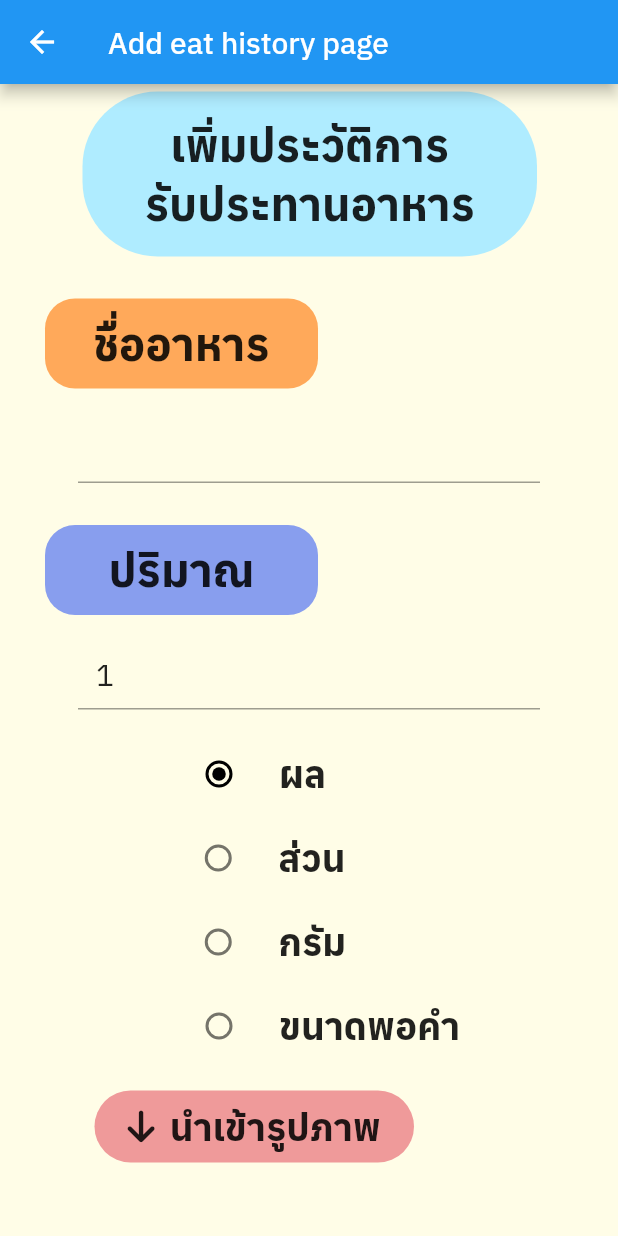
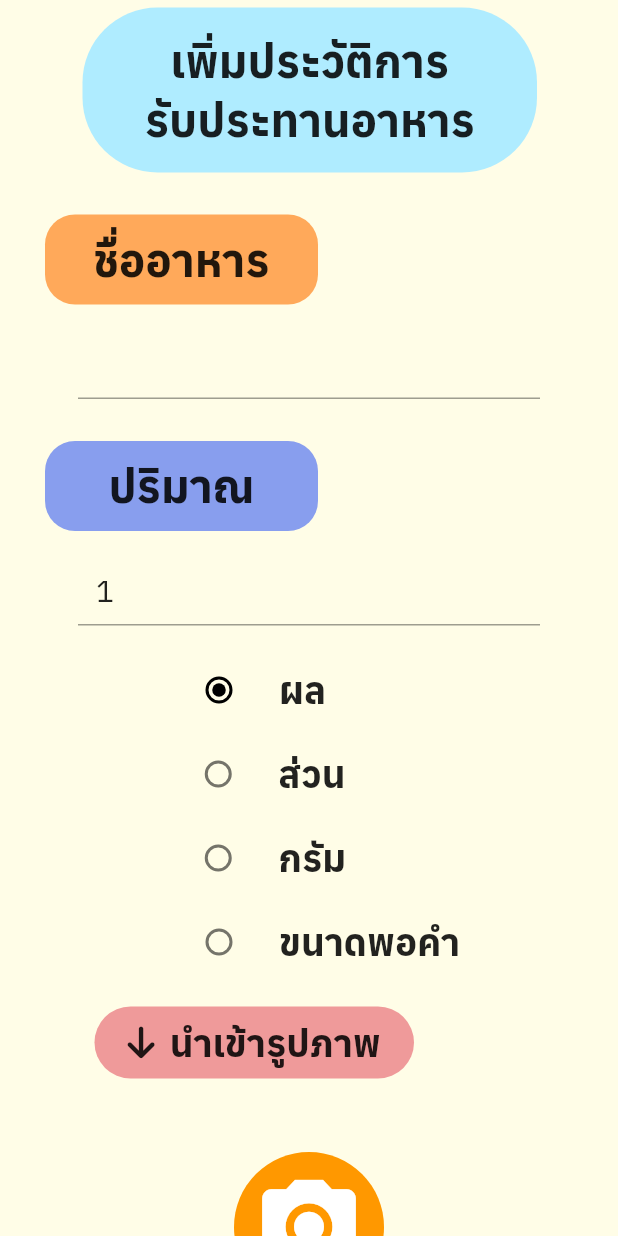
Before and after one commit to AINutritionProject/KinDeeUDee, a Flutter app: the AddEatHistoryPage screen opened directly, on a phone screen of 412 x 824 dp. Run offline on Flutter 3.47's test engine with Material 2 defaults, Android fonts, the phone set to English and light mode, and no system bars; our stand-ins replace camera, cloud_firestore, csv, dotted_border, email_validator, firebase_auth and 7 more; accounts and stored records are empty; project files that could hold a hidden picture were left out.

Commit message:
remove appbar from add_eat_history page

```diff
--- a/lib/pages/add_eat_history.dart
+++ b/lib/pages/add_eat_history.dart
@@ -22,9 +22,6 @@ class _AddEatHistoryPageState extends State<AddEatHistoryPage> {
   Widget build(BuildContext context) {
     return Scaffold(
       backgroundColor: Colors.yellow.shade50,
-      appBar: AppBar(
-        title: const Text("Add eat history page"),
-      ),
       body: SingleChildScrollView(
         child: Column(
           children: [
```
